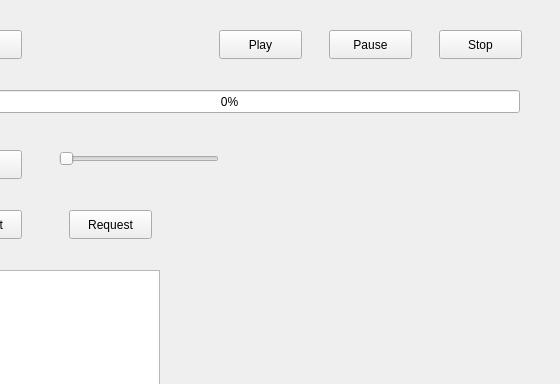
Gabeinstein/Proyecto-Progra-2, file spotifyUSFQ/widget.ui: the form before one commit; both pictures show x 91 to 651 and y 0 to 384 of the 651 by 545 pixel window.
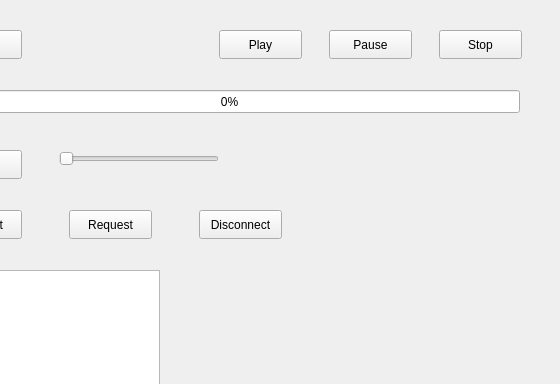
The form after the commit.

```diff
--- a/spotifyUSFQ/widget.ui
+++ b/spotifyUSFQ/widget.ui
@@ -140,6 +140,19 @@
     </rect>
    </property>
   </widget>
+  <widget class="QPushButton" name="Disconnect">
+   <property name="geometry">
+    <rect>
+     <x>290</x>
+     <y>210</y>
+     <width>83</width>
+     <height>29</height>
+    </rect>
+   </property>
+   <property name="text">
+    <string>Disconnect</string>
+   </property>
+  </widget>
  </widget>
  <resources/>
  <connections/>
```
